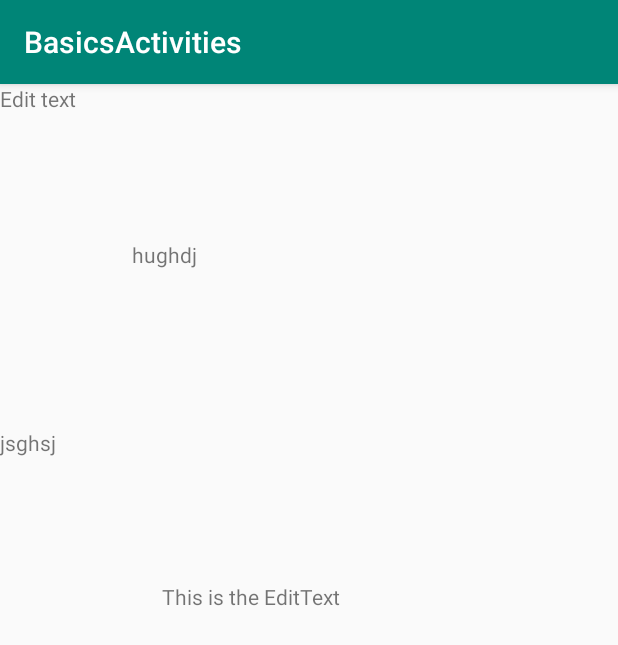
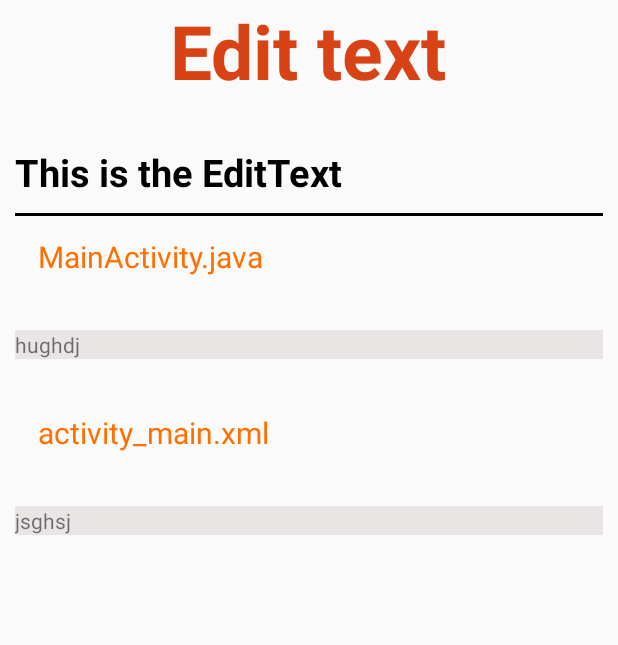
Before and after one commit to mayank-srm/Android-Zero_to_One, an Android app: the BasicsActivity screen opened directly, with no data from a screen before it, after a tap on "Edit text", on a phone screen of 412 x 824 dp. Shown: the top 645 px of the screen. Run offline under Robolectric (Android 15) with nearby library versions, the phone set to English and light mode, and no system bars.

Commit message:
day_3 done

```diff
--- a/app/src/main/AndroidManifest.xml
+++ b/app/src/main/AndroidManifest.xml
@@ -15,6 +15,7 @@
         tools:ignore="AllowBackup,GoogleAppIndexingWarning">
         <activity
             android:name=".BasicsActivity.BasicsActivities"
+            android:theme="@style/AppTheme.NoActionBar"
             android:label="@string/title_activity_basics_activities"
             tools:ignore="InnerclassSeparator">
 
--- a/app/src/main/java/com/mayank/androidbasics/Activities/BasicsActivity.java
+++ b/app/src/main/java/com/mayank/androidbasics/Activities/BasicsActivity.java
@@ -18,7 +18,26 @@ public class BasicsActivity extends AppCompatActivity {
 
 
         Home_list_data[] myListData = new Home_list_data[] {
-                new Home_list_data("This is a textview","textView","hughdj","jsghsj"),
+                new Home_list_data("A user interface element that displays text to the user. ","TextView",
+                        "public class MainActivity extends Activity {\n" +
+                                "\n" +
+                                "    protected void onCreate(Bundle savedInstanceState) {\n" +
+                                "         super.onCreate(savedInstanceState);\n" +
+                                "         setContentView(R.layout.activity_main);\n" +
+                                "         final TextView helloTextView = findViewById(R.id.text_view_id);\n" +
+                                "         helloTextView.setText(R.string.user_greeting);\n" +
+                                "     }\n" +
+                                " }\n",
+                        " <LinearLayout\n" +
+                                "      xmlns:android=\"http://schemas.android.com/apk/res/android\"\n" +
+                                "      android:layout_width=\"match_parent\"\n" +
+                                "      android:layout_height=\"match_parent\">\n" +
+                                "    <TextView\n" +
+                                "        android:id=\"@+id/text_view_id\"\n" +
+                                "        android:layout_height=\"wrap_content\"\n" +
+                                "        android:layout_width=\"wrap_content\"\n" +
+                                "        android:text=\"@string/hello\" />\n" +
+                                " </LinearLayout>>"),
                 new Home_list_data("This is the EditText","Edit text","hughdj","jsghsj"),
                 new Home_list_data("Testing purpose","testing","hughdj","jsghsj")
         };
--- a/app/src/main/java/com/mayank/androidbasics/BasicsActivity/BasicsActivities.java
+++ b/app/src/main/java/com/mayank/androidbasics/BasicsActivity/BasicsActivities.java
@@ -2,6 +2,7 @@ package com.mayank.androidbasics.BasicsActivity;
 
 import android.os.Bundle;
 import android.support.v7.app.AppCompatActivity;
+import android.text.method.ScrollingMovementMethod;
 import android.widget.TextView;
 
 import com.mayank.androidbasics.R;
@@ -31,15 +32,17 @@ public class BasicsActivities extends AppCompatActivity{
     }
     private void setmTextMessage(String activityname , String activitydiscription,String java , String xml){
 
-        TextView actname  = findViewById(R.id.message1);
-        TextView actdis  = findViewById(R.id.message2);
-        TextView javacode  = findViewById(R.id.message3);
-        TextView xmlcode  = findViewById(R.id.message4);
+        TextView actname  = findViewById(R.id.activity_name);
+        TextView actdis  = findViewById(R.id.activity_discription);
+        TextView javacode  = findViewById(R.id.java_code);
+        TextView xmlcode  = findViewById(R.id.xml_code);
 
         actname.setText(activityname);
         actdis.setText(activitydiscription);
         javacode.setText(java);
         xmlcode.setText(xml);
+
+      //  javacode.setMovementMethod(new ScrollingMovementMethod());
     }
 
 }
--- a/app/src/main/res/layout/activity_basics_activities.xml
+++ b/app/src/main/res/layout/activity_basics_activities.xml
@@ -1,52 +1,84 @@
 <?xml version="1.0" encoding="utf-8"?>
-<RelativeLayout
+<ScrollView
     xmlns:android="http://schemas.android.com/apk/res/android"
-    xmlns:app="http://schemas.android.com/apk/res-auto"
     xmlns:tools="http://schemas.android.com/tools"
     android:id="@+id/container"
     android:layout_width="match_parent"
     android:layout_height="match_parent"
     tools:context=".BasicsActivity.BasicsActivities">
 
+    <RelativeLayout
+        android:layout_width="match_parent"
+        android:layout_height="wrap_content">
     <TextView
-        android:id="@+id/message1"
-        android:layout_width="232dp"
-        android:layout_height="125dp"
-        android:text="@string/title_home"
-        app:layout_constraintLeft_toLeftOf="parent"
-        app:layout_constraintTop_toTopOf="parent"
-        tools:ignore="RtlHardcoded" />
+        android:id="@+id/activity_name"
+        android:layout_width="wrap_content"
+        android:layout_height="wrap_content"
+        android:layout_centerHorizontal="true"
+        android:text="Activity Name"
+        android:textStyle="bold"
+        android:textSize="50sp"
+        android:textColor="#D84315"/>
 
     <TextView
-        android:id="@+id/message2"
-        android:layout_width="191dp"
-        android:layout_height="123dp"
-        android:layout_marginLeft="108dp"
-        android:layout_marginTop="332dp"
-        android:text="@string/title_home"
-        app:layout_constraintLeft_toLeftOf="parent"
-        app:layout_constraintTop_toTopOf="parent"
-        tools:ignore="RtlHardcoded" />
+        android:id="@+id/activity_discription"
+        android:layout_width="wrap_content"
+        android:layout_height="wrap_content"
+        android:layout_below="@+id/activity_name"
+        android:text="Discription"
+        android:textStyle="bold"
+        android:layout_marginLeft="10dp"
+        android:layout_marginTop="30dp"
+        android:textColor="#000"
+        android:textSize="25sp"/>
+
+        <View
+            android:layout_width="match_parent"
+            android:layout_height="2dp"
+            android:layout_marginTop="10dp"
+            android:layout_below="@+id/activity_discription"
+            android:layout_margin="10dp"
+            android:background="#000000"/>
 
     <TextView
-        android:id="@+id/message3"
-        android:layout_width="232dp"
-        android:layout_height="125dp"
-        android:layout_marginLeft="88dp"
-        android:layout_marginTop="104dp"
-        android:text="@string/title_home"
-        app:layout_constraintLeft_toLeftOf="parent"
-        app:layout_constraintTop_toTopOf="parent"
-        tools:ignore="RtlHardcoded" />
+        android:id="@+id/main.java"
+        android:layout_width="wrap_content"
+        android:layout_height="wrap_content"
+        android:layout_below="@+id/activity_discription"
+        android:text="MainActivity.java"
+        android:textColor="#FF6F00"
+        android:textSize="20sp"
+        android:layout_marginTop="20dp"
+        android:layout_margin="25dp"/>
 
-        <TextView
-            android:id="@+id/message4"
-            android:layout_width="191dp"
-            android:layout_height="123dp"
-            android:layout_below="@+id/message3"
-            android:text="@string/title_home"
-            app:layout_constraintLeft_toLeftOf="parent"
-            app:layout_constraintTop_toTopOf="parent"
-            tools:ignore="RtlHardcoded" />
+    <TextView
+        android:id="@+id/java_code"
+        android:layout_width="match_parent"
+        android:layout_height="match_parent"
+        android:layout_below="@+id/main.java"
+        android:layout_margin="10dp"
+        android:textIsSelectable="true"
+        android:background="#E9E5E5"
+        android:text="Java Code"/>
+    <TextView
+        android:id="@+id/main.xml"
+        android:layout_width="wrap_content"
+        android:layout_height="wrap_content"
+        android:layout_below="@+id/java_code"
+        android:text="activity_main.xml"
+        android:textColor="#FF6F00"
+        android:textSize="20sp"
+        android:layout_margin="25dp"/>
 
-</RelativeLayout>
+    <TextView
+        android:id="@+id/xml_code"
+        android:layout_width="match_parent"
+        android:layout_height="wrap_content"
+        android:layout_below="@+id/main.xml"
+        android:layout_margin="10dp"
+        android:textIsSelectable="true"
+        android:text="Xml Code"
+        android:background="#E9E5E5"
+        />
+    </RelativeLayout>
+</ScrollView>
```
